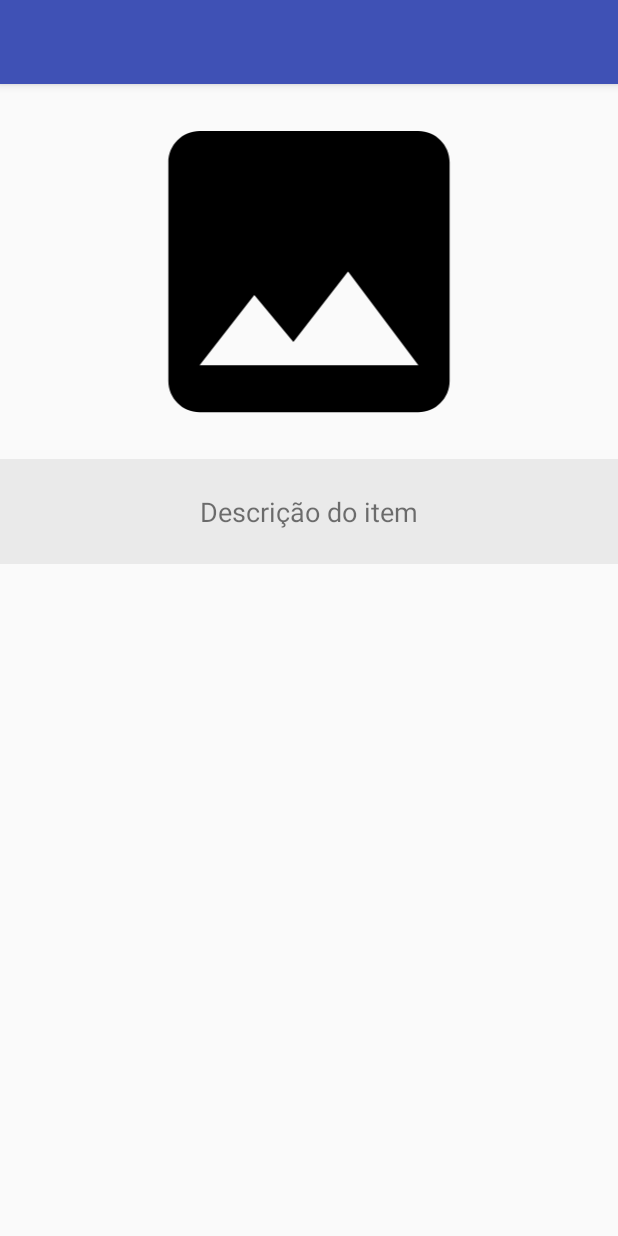
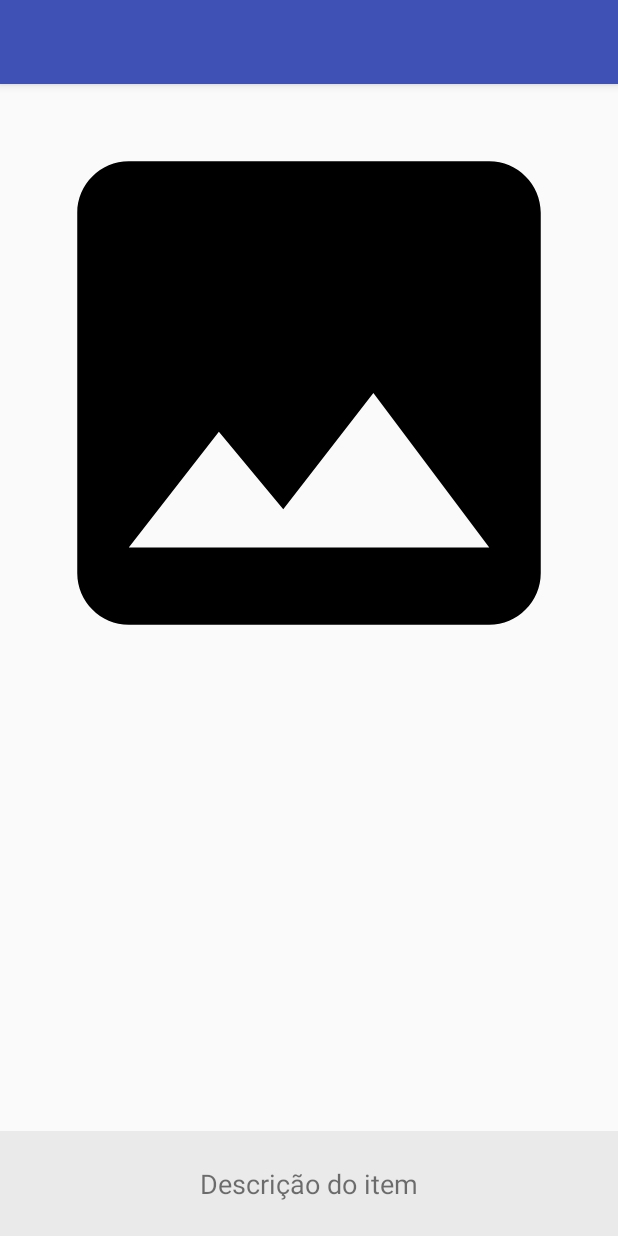
Before and after one commit to aaascp/gerenciador_pedidos, an Android app: the layout activity_order_item.xml on its own in the app's theme, with its tools: preview values and no code run, on a phone screen of 412 x 824 dp. Run offline under Robolectric (Android 15) with nearby library versions, the phone set to English and light mode, and no system bars.

Commit message:
Adjusting dialog height

```diff
--- a/app/src/main/res/layout/activity_order_item.xml
+++ b/app/src/main/res/layout/activity_order_item.xml
@@ -3,7 +3,7 @@
     xmlns:app="http://schemas.android.com/apk/res-auto"
     xmlns:tools="http://schemas.android.com/tools"
     android:layout_width="match_parent"
-    android:layout_height="wrap_content"
+    android:layout_height="match_parent"
     android:orientation="vertical">
 
     <android.support.design.widget.AppBarLayout
@@ -18,21 +18,28 @@
 
     </android.support.design.widget.AppBarLayout>
 
-    <ImageView
-        android:id="@+id/order_item_image"
+    <ScrollView
         android:layout_width="match_parent"
-        android:layout_height="250dp"
-        app:srcCompat="@drawable/ic_image_black_vector" />
+        android:layout_height="0dp"
+        android:layout_weight="1">
+
+        <ImageView
+            android:id="@+id/order_item_image"
+            android:layout_width="match_parent"
+            android:layout_height="wrap_content"
+            android:adjustViewBounds="true"
+            app:srcCompat="@drawable/ic_image_black_vector" />
+    </ScrollView>
 
     <TextView
         android:id="@+id/order_item_description"
         android:layout_width="match_parent"
         android:layout_height="70dp"
-        android:padding="8dp"
         android:background="@color/light_grey"
         android:ellipsize="end"
         android:gravity="center"
         android:maxLines="3"
+        android:padding="8dp"
         android:textSize="@dimen/large_text_size"
         tools:text="Descrição do item" />
 </LinearLayout>
--- a/app/src/main/res/values/strings.xml
+++ b/app/src/main/res/values/strings.xml
@@ -39,7 +39,7 @@
     <string name="order_details_count_text">%1$d / %2$d</string>
     <string name="order_details_finished">Finalizado:</string>
     <string name="order_details_finished_action">Concluir</string>
-    <string name="order_details_processed_action">Voltar</string>
+    <string name="order_details_processed_action">Fechar</string>
     <string name="order_details_skip_dialog_title">Deseja pular este pedido?</string>
     <string name="order_details_skip_dialog_message">Todo progresso será perdido!</string>
     <string name="order_details_clear_dialog_title">Deseja reiniciar este pedido?</string>
```
